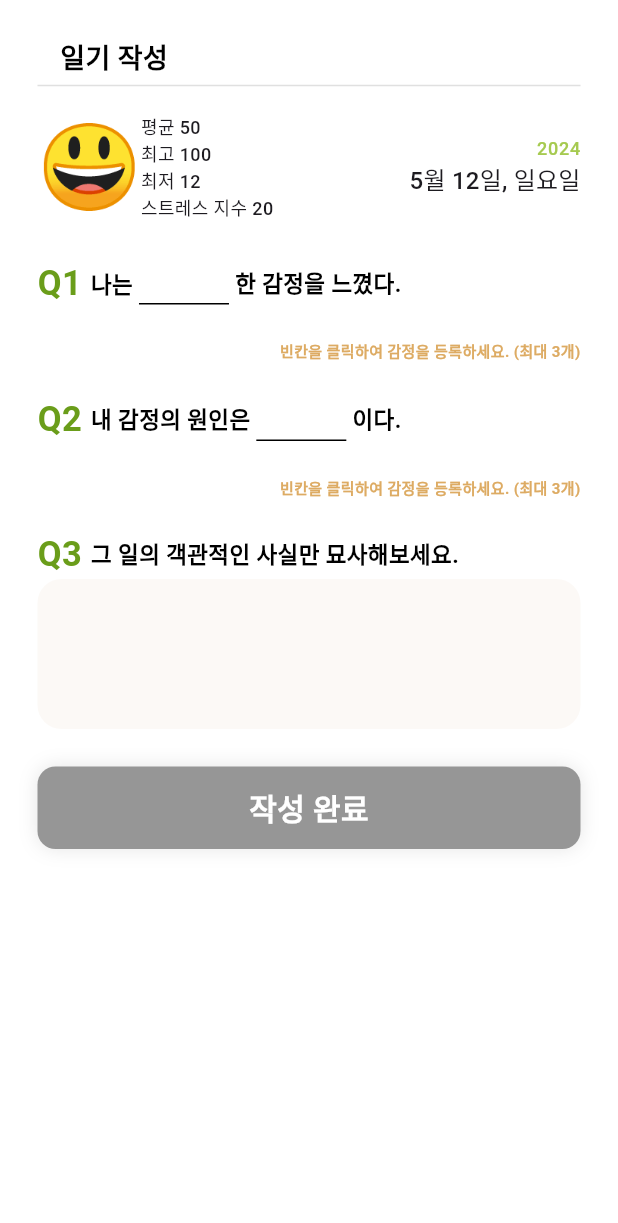
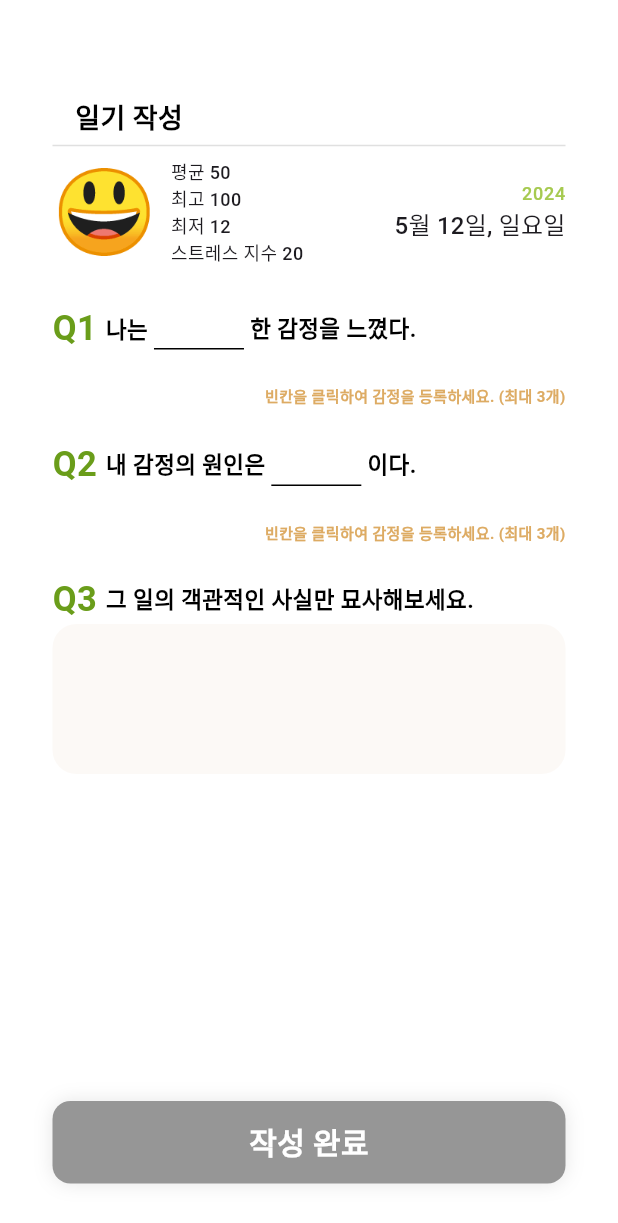
Before and after one commit to Everglow-FaceMind/Front, a Flutter app: the NewDiaryView screen opened directly, on a phone screen of 412 x 824 dp. Shown: the top 1223 px of the screen. Run offline on Flutter 3.47's test engine with Material 3 defaults, Android fonts, the phone set to English and light mode, and no system bars; our stand-ins replace camera, dropdown_button2, fl_chart, get, hexcolor, table_calendar.

Commit message:
🎨 일기작성뷰도 위젯분리, 스크롤 적용

```diff
--- a/facemind/lib/view/diary/new_diary.dart
+++ b/facemind/lib/view/diary/new_diary.dart
@@ -1,6 +1,8 @@
 import 'package:facemind/utils/global_colors.dart';
 import 'package:facemind/widgets/button_global.dart';
+import 'package:flutter/cupertino.dart';
 import 'package:flutter/material.dart';
+import 'package:flutter/widgets.dart';
 import 'package:get/get.dart';
 import 'package:intl/intl.dart';
 
@@ -43,8 +45,41 @@ class _NewDiaryViewState extends State<NewDiaryView> {
     return Scaffold(
       backgroundColor: GlobalColors.whiteColor,
       body: Container(
-        padding: const EdgeInsets.all(25.0),
+        padding: const EdgeInsets.only(
+            top: 65.0, right: 35.0, left: 35.0, bottom: 35.0),
         child: Column(
+          children: [
+            _headerView(),
+            Expanded(
+              child: _bodyView(),
+            ),
+            ButtonGlobal(
+              text: '작성 완료',
+              onPressed: _buttonEnabled
+                  ? () {
+                      _moveListPage();
+                    }
+                  : null,
+              buttonColor: _buttonEnabled
+                  ? GlobalColors.mainColor
+                  : GlobalColors.darkgrayColor,
+            ),
+          ],
+        ),
+      ),
+    );
+  }
+
+  bool get _buttonEnabled {
+    return emotions.isNotEmpty && reasons.isNotEmpty;
+  }
+
+  void _moveListPage() {
+    Get.to(() => DiaryView(date: DateTime.now()));
+  }
+
+  Widget _headerView() {
+    return Column(
       crossAxisAlignment: CrossAxisAlignment.start,
       children: [
         Container(
@@ -64,10 +99,19 @@ class _NewDiaryViewState extends State<NewDiaryView> {
           color: Colors.grey[300],
           thickness: 1,
         ),
-            const SizedBox(height: 10),
+      ],
+    );
+  }
+
+  Widget _bodyView() {
+    return SingleChildScrollView(
+      child: Column(
+        crossAxisAlignment: CrossAxisAlignment.start,
+        children: [
           SizedBox(
             child: Row(
               children: [
+                const SizedBox(height: 10),
                 Text(
                   widget.userCondition.emoji,
                   style: TextStyle(
@@ -75,6 +119,7 @@ class _NewDiaryViewState extends State<NewDiaryView> {
                     color: GlobalColors.darkgrayColor,
                   ),
                 ),
+                const SizedBox(width: 10),
                 _displayStat(widget.userCondition),
                 const Spacer(),
                 _displayDate,
@@ -218,34 +263,13 @@ class _NewDiaryViewState extends State<NewDiaryView> {
               keyboardType: TextInputType.multiline,
               maxLines: null,
               decoration: const InputDecoration(
-                    border: InputBorder.none,
-                    contentPadding: EdgeInsets.all(30)),
+                  border: InputBorder.none, contentPadding: EdgeInsets.all(30)),
             ),
           ),
           const SizedBox(height: 25),
-            ButtonGlobal(
-              text: '작성 완료',
-              onPressed: _buttonEnabled
-                  ? () {
-                      _moveListPage();
-                    }
-                  : null,
-              buttonColor: _buttonEnabled
-                  ? GlobalColors.mainColor
-                  : GlobalColors.darkgrayColor,
-            ),
         ],
       ),
-      ),
     );
-  }
-
-  bool get _buttonEnabled {
-    return emotions.isNotEmpty && reasons.isNotEmpty;
-  }
-
-  void _moveListPage() {
-    Get.to(() => DiaryView(date: DateTime.now()));
   }
 
   Widget _underLine(void Function() onTap) {
```
Lines whose indentation alone changed are shown as unchanged.
